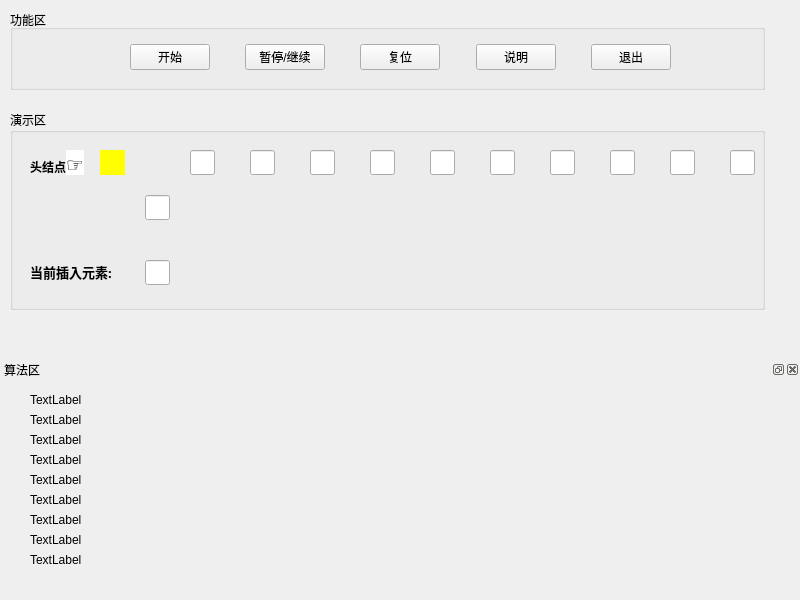
Qt form linkcreaatnodehead.ui (Billxkk/-) before a commit.
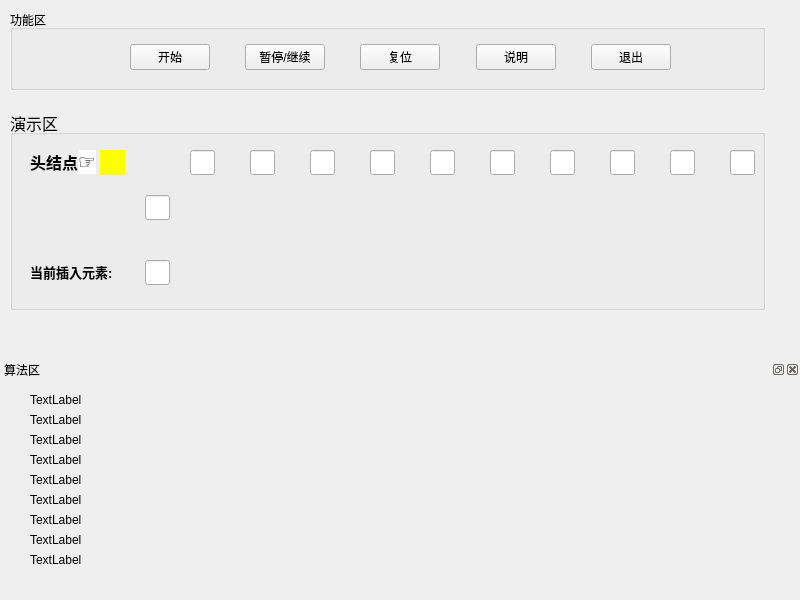
The same form after that commit.

Patch:
```diff
--- a/linkcreaatnodehead.ui
+++ b/linkcreaatnodehead.ui
@@ -37,9 +37,9 @@
     </property>
     <property name="font">
      <font>
-      <family>Agency FB</family>
-      <pointsize>9</pointsize>
-      <weight>50</weight>
+      <family>Microsoft YaHei UI</family>
+      <pointsize>12</pointsize>
+      <weight>9</weight>
       <italic>false</italic>
       <bold>false</bold>
      </font>
@@ -59,6 +59,9 @@
        <height>25</height>
       </rect>
      </property>
+     <property name="styleSheet">
+      <string notr="true">font: 13pt &quot;微软雅黑&quot;;</string>
+     </property>
      <property name="text">
       <string>&lt;html&gt;&lt;head/&gt;&lt;body&gt;&lt;p&gt;&lt;span style=&quot; font-weight:600;&quot;&gt;头结点&lt;/span&gt;&lt;span style=&quot; font-family:'Verdana,Arial,Tahoma'; font-size:20px; font-weight:600; color:#000000; background-color:#ffffff;&quot;&gt;☞&lt;/span&gt;&lt;/p&gt;&lt;/body&gt;&lt;/html&gt;</string>
      </property>
@@ -103,6 +106,9 @@
        <height>25</height>
       </rect>
      </property>
+     <property name="styleSheet">
+      <string notr="true">font: 13pt &quot;微软雅黑&quot;;</string>
+     </property>
      <property name="text">
       <string>&lt;html&gt;&lt;head/&gt;&lt;body&gt;&lt;p&gt;&lt;span style=&quot; font-size:10pt; font-weight:600;&quot;&gt;当前插入元素:&lt;/span&gt;&lt;/p&gt;&lt;/body&gt;&lt;/html&gt;</string>
      </property>
```
Left out of the diff: 37 changed lines with no effect on the pictures.
